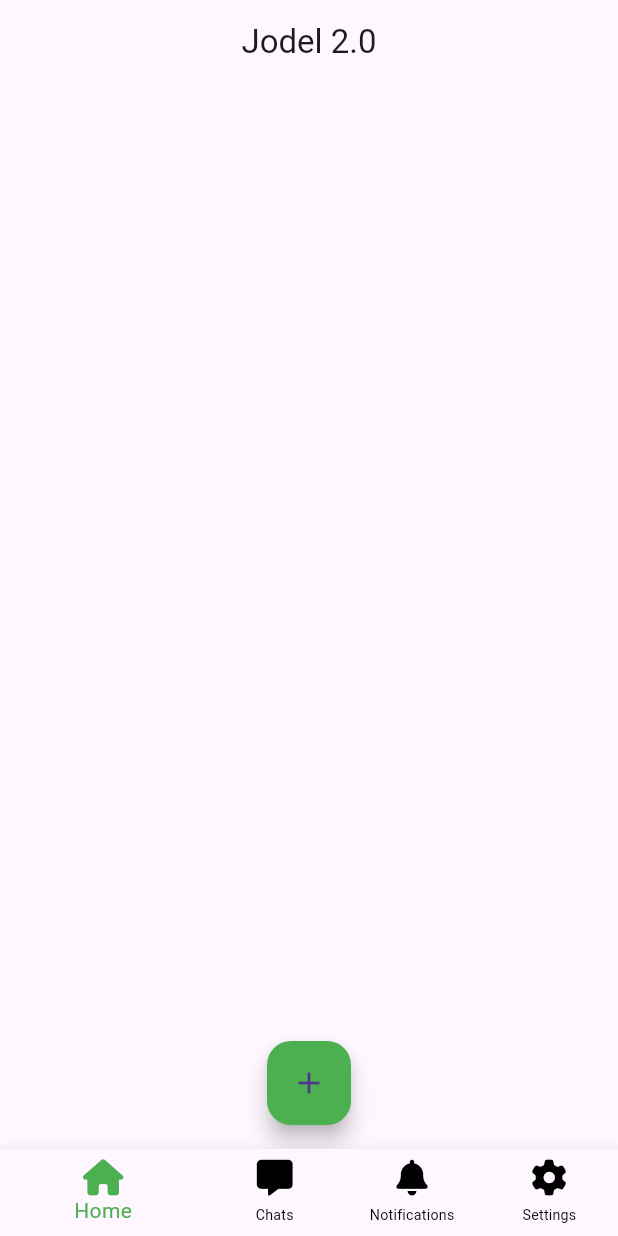
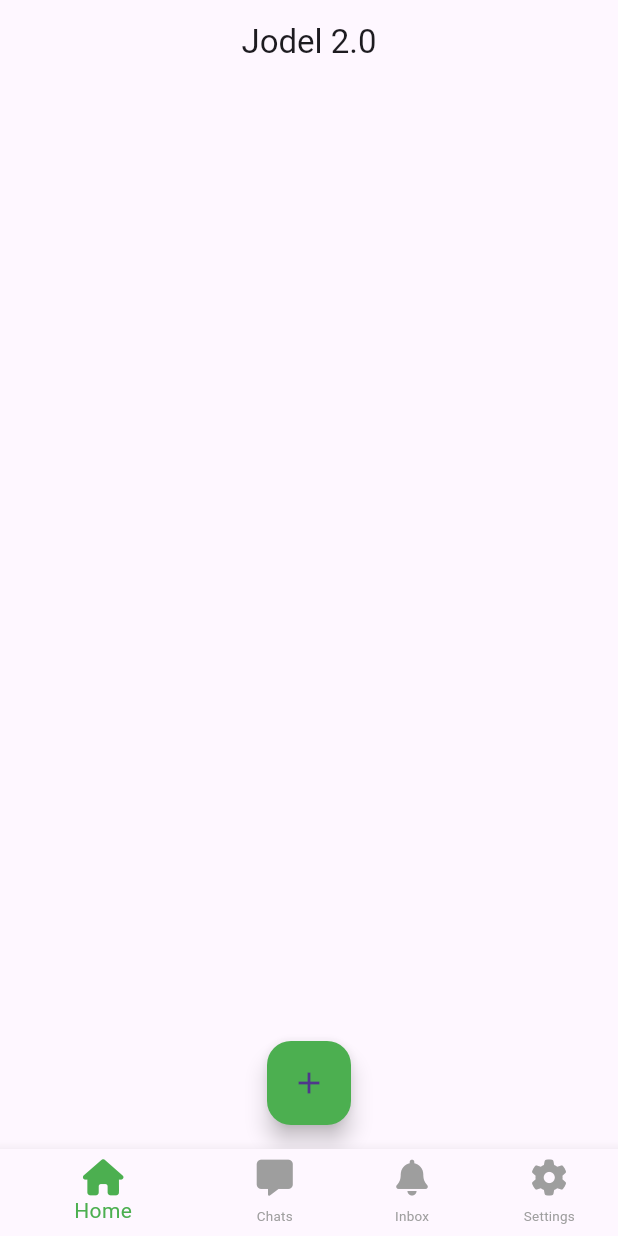
Before and after one commit to domib97/notes_app2, a Flutter app: the screen it shows after launch, on a phone screen of 412 x 824 dp. Run offline on Flutter 3.47's test engine with Material 3 defaults, Android fonts, the phone set to English and light mode, and no system bars; our stand-ins replace flutter_animate, font_awesome_flutter.

Commit message:
added something

```diff
--- a/lib/main.dart
+++ b/lib/main.dart
@@ -2,7 +2,7 @@
 import 'package:font_awesome_flutter/font_awesome_flutter.dart';
 import 'note_page.dart';
 import 'chat_page.dart';
-import 'notifications_page.dart';
+import 'inbox.dart';
 import 'settings_page.dart';
 
 void main() {
@@ -50,19 +50,19 @@
             ),
             BottomNavigationBarItem(
               icon: FaIcon(FontAwesomeIcons.solidBell),
-              label: 'Notifications',
+              label: 'Inbox',
             ),
             BottomNavigationBarItem(
               icon: FaIcon(FontAwesomeIcons.gear),
               label: 'Settings',
             ),
           ],
+          onTap: _onItemTapped,
           currentIndex: _selectedIndex,
-          unselectedItemColor: Colors.black,
-          unselectedFontSize: 9.5,
+          selectedItemColor: Colors.green,
+          unselectedItemColor: Colors.grey,
+          unselectedFontSize: 9.0,
           showUnselectedLabels: true,
-          selectedItemColor: Colors.green,
-          onTap: _onItemTapped,
         ),
       ),
       debugShowCheckedModeBanner: false,
```
Also changed, not shown: lib/inbox.dart (renamed from lib/notifications_page.dart).
